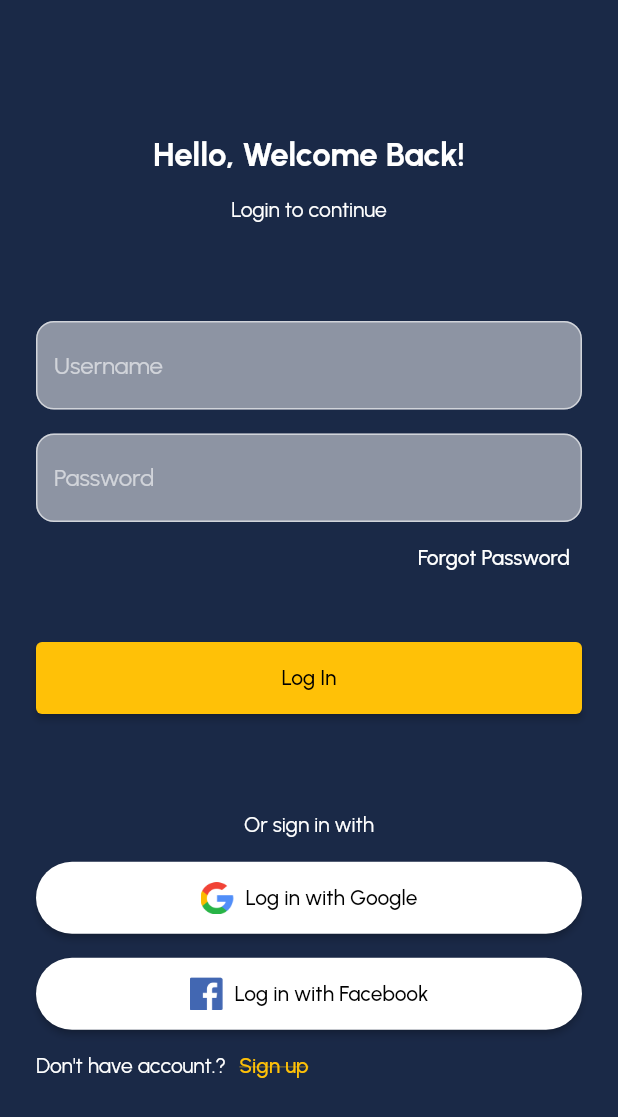
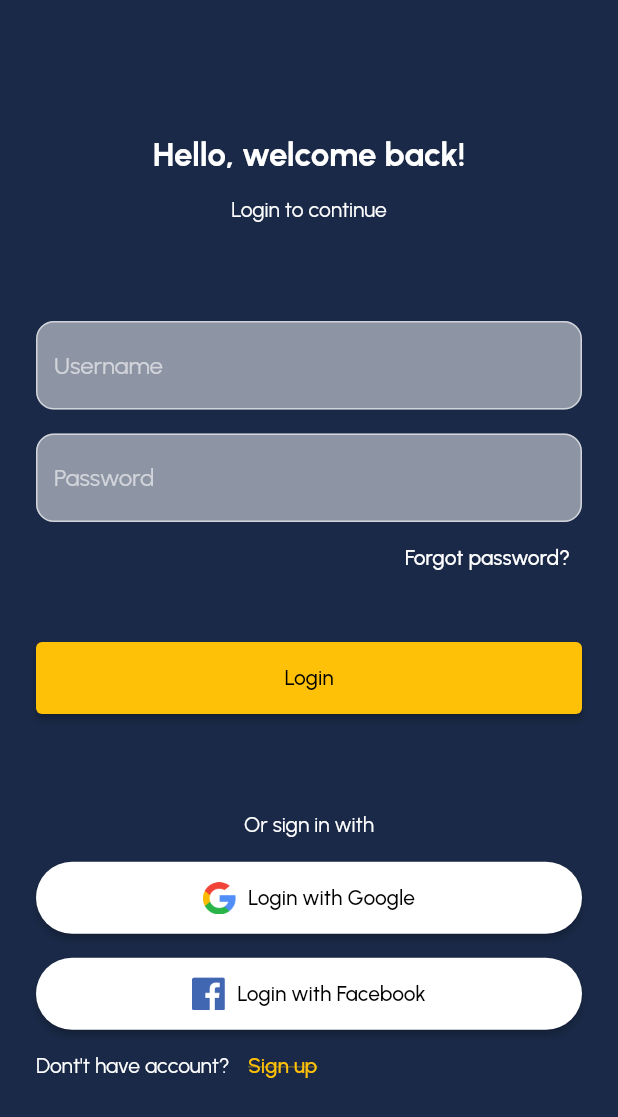
Before and after one commit to HumaCode/Course-App-Flutter-, a Flutter app: the screen it shows after launch, on a phone screen of 412 x 824 dp. Shown: the top 1117 px of the screen. Run offline on Flutter 3.47's test engine with Material 2 defaults, Android fonts, the phone set to English and light mode, and no system bars; our stand-ins replace flutter_svg; project files that could hold a hidden picture were left out.

Commit message:
membuat perbaikan config route & string dinamis

```diff
--- /dev/null
+++ b/lib/config/app_icon.dart
@@ -0,0 +1,16 @@
+// ignore_for_file: constant_identifier_names
+
+class AppIcons {
+  static const _png = 'assets/images/';
+  static const _svg = 'assets/svg/';
+
+  static const icFacebook = '${_png}facebook.png';
+  static const icGoogle = '${_png}google.png';
+
+  static const icLocation = '${_svg}ic_location.svg';
+  static const icHome = '${_svg}ic_home.svg';
+  static const icFavorite = '${_svg}ic_favorite.svg';
+  static const icAdd = '${_svg}ic_add.svg';
+  static const icMessage = '${_svg}ic_messages.svg';
+  static const icUser = '${_svg}ic_user.svg';
+}
--- /dev/null
+++ b/lib/config/app_routes.dart
@@ -0,0 +1,18 @@
+import 'package:course_app_flutter/pages/edit_profile_page.dart';
+import 'package:course_app_flutter/pages/home_page.dart';
+import 'package:course_app_flutter/pages/login_page.dart';
+import 'package:course_app_flutter/pages/main_page.dart';
+
+class AppRoutes {
+  static final pages = {
+    '/': (context) => const LoginPage(),
+    '/home': (context) => HomePage(),
+    '/main': (context) => const MainPage(),
+    '/edit_profile': (context) => const EditProfilePage(),
+  };
+
+  static const login = '/';
+  static const home = '/home';
+  static const main = '/main';
+  static const editProfile = '/edit_profile';
+}
--- /dev/null
+++ b/lib/config/app_strings.dart
@@ -0,0 +1,37 @@
+class AppStrings {
+  static const appName = '5minuteflutter';
+  static const helloWelcome = 'Hello, welcome back!';
+  static const loginToContinue = 'Login to continue';
+  static const username = 'Username';
+  static const password = 'Password';
+  static const forgotPassword = 'Forgot password?';
+  static const orSignInWith = 'Or sign in with';
+  static const loginWithGoogle = 'Login with Google';
+  static const loginWithFacebook = 'Login with Facebook';
+  static const dontHaveAccount = "Dont't have account? ";
+  static const login = 'Login';
+  static const signup = 'Sign up';
+  static const home = 'Home';
+  static const favorites = 'Favorites';
+  static const add = 'Add';
+  static const messages = 'Messages';
+  static const user = 'User';
+  static const followers = 'Followers';
+  static const posts = 'Posts';
+  static const following = 'Following';
+  static const profile = 'Profile';
+  static const edit = 'Edit';
+  static const logout = 'Log out';
+  static const editProfile = 'Edit Profile';
+  static const firstName = 'First name';
+  static const lastName = 'Last name';
+  static const phoneNumber = 'Phone number';
+  static const location = 'Location';
+  static const birthday = 'Birthday';
+  static const male = 'Male';
+  static const female = 'Female';
+  static const other = 'Other';
+
+  static const gender = 'Gender';
+  static const nearby = 'Nearby';
+}
--- a/lib/main.dart
+++ b/lib/main.dart
@@ -1,7 +1,4 @@
-import 'package:course_app_flutter/pages/edit_profile_page.dart';
-import 'package:course_app_flutter/pages/home_page.dart';
-import 'package:course_app_flutter/pages/login_page.dart';
-import 'package:course_app_flutter/pages/main_page.dart';
+import 'package:course_app_flutter/config/app_routes.dart';
 import 'package:course_app_flutter/styles/app_color.dart';
 import 'package:flutter/material.dart';
 
@@ -21,13 +18,8 @@ class MyApp extends StatelessWidget {
         scaffoldBackgroundColor: AppColors.background,
         brightness: Brightness.dark,
       ),
-      initialRoute: '/',
-      routes: {
-        '/': (context) => const LoginPage(),
-        '/home': (context) => HomePage(),
-        '/main': (context) => const MainPage(),
-        '/edit_profile': (context) => const EditProfilePage(),
-      },
+      initialRoute: AppRoutes.login,
+      routes: AppRoutes.pages,
     );
   }
 }
--- a/lib/pages/edit_profile_page.dart
+++ b/lib/pages/edit_profile_page.dart
@@ -1,5 +1,6 @@
 import 'package:course_app_flutter/components/app_textfield.dart';
 import 'package:course_app_flutter/components/toolbar.dart';
+import 'package:course_app_flutter/config/app_strings.dart';
 import 'package:flutter/material.dart';
 
 class EditProfilePage extends StatelessWidget {
@@ -8,7 +9,7 @@ class EditProfilePage extends StatelessWidget {
   @override
   Widget build(BuildContext context) {
     return Scaffold(
-      appBar: const Toolbar(title: 'Edit Profile'),
+      appBar: const Toolbar(title: AppStrings.editProfile),
       body: Column(
         children: const [
           AppTextField(hint: 'First Name'),
--- a/lib/pages/home_page.dart
+++ b/lib/pages/home_page.dart
@@ -1,6 +1,8 @@
+// ignore_for_file: must_be_immutable
+
 import 'package:course_app_flutter/components/post_item.dart';
 import 'package:course_app_flutter/components/toolbar.dart';
-import 'package:course_app_flutter/styles/app_color.dart';
+import 'package:course_app_flutter/config/app_icon.dart';
 import 'package:flutter/material.dart';
 import 'package:flutter_svg/flutter_svg.dart';
 
@@ -18,7 +20,7 @@ class HomePage extends StatelessWidget {
         actions: [
           IconButton(
             onPressed: () {},
-            icon: SvgPicture.asset('assets/svg/ic_location.svg'),
+            icon: SvgPicture.asset(AppIcons.icLocation),
           ),
         ],
       ),
--- a/lib/pages/login_page.dart
+++ b/lib/pages/login_page.dart
@@ -1,3 +1,6 @@
+import 'package:course_app_flutter/config/app_icon.dart';
+import 'package:course_app_flutter/config/app_routes.dart';
+import 'package:course_app_flutter/config/app_strings.dart';
 import 'package:flutter/material.dart';
 
 class LoginPage extends StatelessWidget {
@@ -15,7 +18,7 @@ class LoginPage extends StatelessWidget {
               children: [
                 const Spacer(),
                 const Text(
-                  'Hello, Welcome Back!',
+                  AppStrings.helloWelcome,
                   style: TextStyle(
                     color: Colors.white,
                     fontSize: 22,
@@ -24,7 +27,7 @@ class LoginPage extends StatelessWidget {
                 ),
                 const SizedBox(height: 16),
                 const Text(
-                  'Login to continue',
+                  AppStrings.loginToContinue,
                   style: TextStyle(
                     color: Colors.white,
                   ),
@@ -62,7 +65,7 @@ class LoginPage extends StatelessWidget {
                     style: TextButton.styleFrom(
                       foregroundColor: Colors.white,
                     ),
-                    child: const Text('Forgot Password'),
+                    child: const Text(AppStrings.forgotPassword),
                   ),
                 ),
                 const SizedBox(height: 32),
@@ -71,18 +74,19 @@ class LoginPage extends StatelessWidget {
                   width: double.infinity,
                   child: ElevatedButton(
                     onPressed: () {
-                      Navigator.of(context).pushReplacementNamed('/main');
+                      Navigator.of(context)
+                          .pushReplacementNamed(AppRoutes.main);
                     },
                     style: ElevatedButton.styleFrom(
                       backgroundColor: Colors.amber,
                       foregroundColor: Colors.black,
                     ),
-                    child: const Text('Log In'),
+                    child: const Text(AppStrings.login),
                   ),
                 ),
                 const Spacer(),
                 const Text(
-                  'Or sign in with',
+                  AppStrings.orSignInWith,
                   style: TextStyle(
                     color: Colors.white,
                   ),
@@ -105,12 +109,12 @@ class LoginPage extends StatelessWidget {
                       mainAxisAlignment: MainAxisAlignment.center,
                       children: [
                         Image.asset(
-                          'assets/images/google.png',
+                          AppIcons.icGoogle,
                           width: 22,
                           height: 22,
                         ),
                         const SizedBox(width: 8),
-                        const Text('Log in with Google'),
+                        const Text(AppStrings.loginWithGoogle),
                       ],
                     ),
                   ),
@@ -133,12 +137,12 @@ class LoginPage extends StatelessWidget {
                       mainAxisAlignment: MainAxisAlignment.center,
                       children: [
                         Image.asset(
-                          'assets/images/facebook.png',
+                          AppIcons.icFacebook,
                           width: 22,
                           height: 22,
                         ),
                         const SizedBox(width: 8),
-                        const Text('Log in with Facebook'),
+                        const Text(AppStrings.loginWithFacebook),
                       ],
                     ),
                   ),
@@ -146,7 +150,7 @@ class LoginPage extends StatelessWidget {
                 Row(
                   children: [
                     const Text(
-                      "Don't have account.?",
+                      AppStrings.dontHaveAccount,
                       style: TextStyle(
                         color: Colors.white,
                       ),
@@ -157,7 +161,7 @@ class LoginPage extends StatelessWidget {
                         foregroundColor: Colors.amber,
                       ),
                       child: const Text(
-                        'Sign up',
+                        AppStrings.signup,
                         style: TextStyle(
                           decoration: TextDecoration.lineThrough,
                         ),
```
Also changed, not shown: lib/pages/main_page.dart (+13 -11 lines), lib/pages/profile_page.dart (+12 -10 lines).
